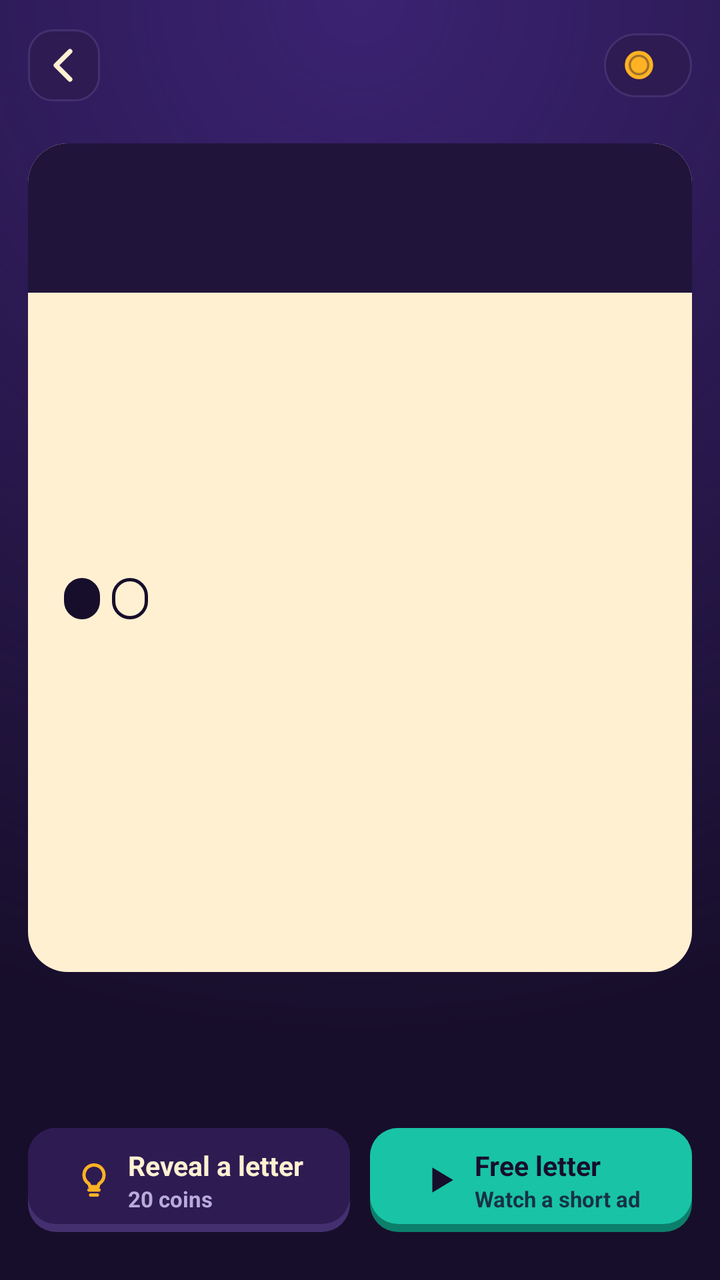
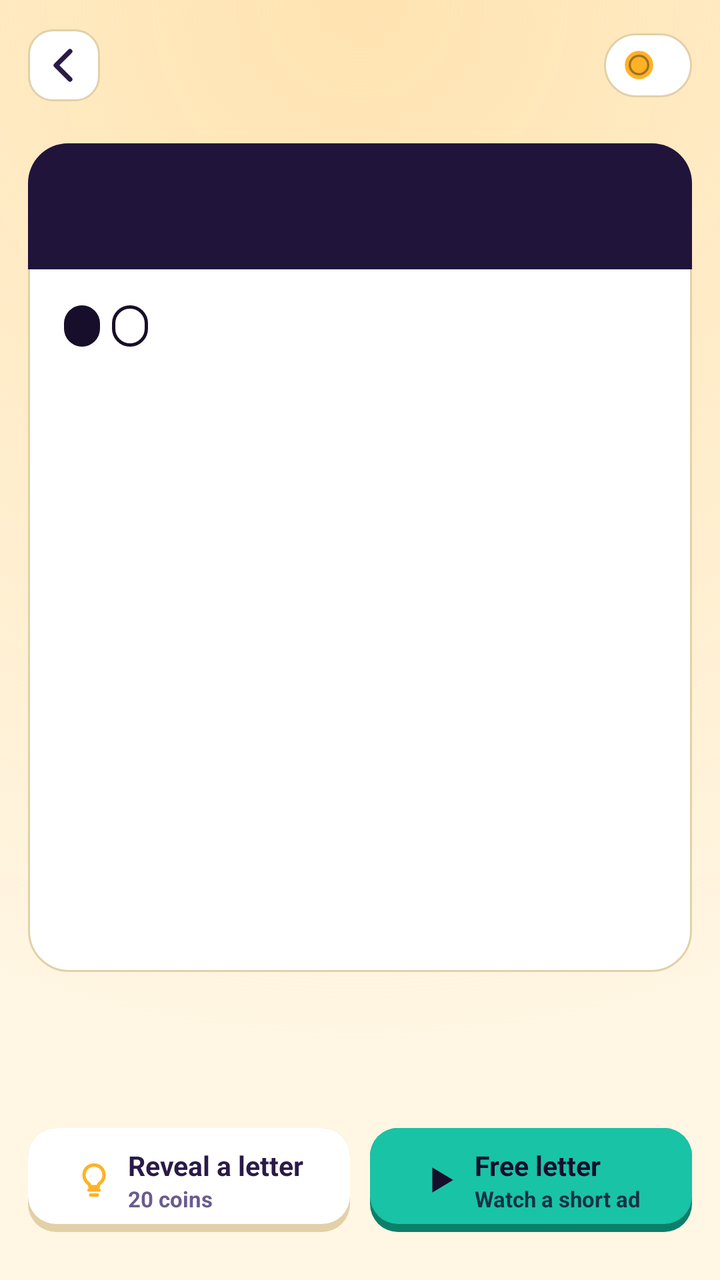

Before-and-after screenshots of an Android layout around one commit, followed by the original layout XML and the change that was made.
<!-- AndroidManifest.xml: application theme Theme.Filmi -->
<!-- res/layout/activity_game.xml -->
<?xml version="1.0" encoding="utf-8"?>
<LinearLayout xmlns:android="http://schemas.android.com/apk/res/android"
    android:layout_width="match_parent"
    android:layout_height="match_parent"
    android:background="@drawable/bg_screen"
    android:orientation="vertical"
    android:padding="14dp">

    
    <LinearLayout
        android:layout_width="match_parent"
        android:layout_height="wrap_content"
        android:gravity="center_vertical"
        android:orientation="horizontal">

        <ImageButton
            android:id="@+id/btnBack"
            android:layout_width="36dp"
            android:layout_height="36dp"
            android:background="@drawable/bg_iconbtn"
            android:contentDescription="Back"
            android:padding="9dp"
            android:src="@drawable/ic_back"
            android:tint="@color/cream" />

        <LinearLayout
            android:layout_width="0dp"
            android:layout_height="wrap_content"
            android:layout_weight="1"
            android:gravity="center_horizontal"
            android:orientation="vertical"
            android:paddingStart="8dp"
            android:paddingEnd="8dp">

            <TextView
                android:id="@+id/packTitle"
                android:layout_width="wrap_content"
                android:layout_height="wrap_content"
                android:ellipsize="end"
                android:fontFamily="serif"
                android:maxLines="1"
                android:textColor="@color/marigold"
                android:textSize="16sp"
                android:textStyle="bold" />

            <TextView
                android:id="@+id/countText"
                android:layout_width="wrap_content"
                android:layout_height="wrap_content"
                android:textColor="@color/dim"
                android:textSize="11.5sp"
                android:textStyle="bold" />
        </LinearLayout>

        <LinearLayout
            android:layout_width="wrap_content"
            android:layout_height="32dp"
            android:background="@drawable/bg_pill"
            android:gravity="center_vertical"
            android:orientation="horizontal"
            android:paddingStart="9dp"
            android:paddingEnd="12dp">

            <ImageView
                android:layout_width="17dp"
                android:layout_height="17dp"
                android:src="@drawable/ic_coin" />

            <TextView
                android:id="@+id/coinText"
                android:layout_width="wrap_content"
                android:layout_height="wrap_content"
                android:layout_marginStart="6dp"
                android:textColor="@color/cream"
                android:textSize="14sp"
                android:textStyle="bold" />
        </LinearLayout>
    </LinearLayout>

    
    <LinearLayout
        android:id="@+id/lives"
        android:layout_width="match_parent"
        android:layout_height="wrap_content"
        android:layout_marginTop="10dp"
        android:gravity="center"
        android:orientation="horizontal" />

    
    <LinearLayout
        android:layout_width="match_parent"
        android:layout_height="0dp"
        android:layout_marginTop="10dp"
        android:layout_weight="1"
        android:background="@drawable/bg_ticket"
        android:orientation="vertical">

        <TextView
            android:id="@+id/emojiText"
            android:layout_width="match_parent"
            android:layout_height="wrap_content"
            android:background="@drawable/bg_strip"
            android:gravity="center"
            android:paddingTop="12dp"
            android:paddingBottom="12dp"
            android:textSize="38sp" />

        <LinearLayout
            android:layout_width="match_parent"
            android:layout_height="0dp"
            android:layout_weight="1"
            android:gravity="center_vertical"
            android:orientation="vertical"
            android:padding="18dp">

            <LinearLayout
                android:layout_width="wrap_content"
                android:layout_height="wrap_content"
                android:orientation="horizontal">

                <TextView
                    android:id="@+id/chipCat"
                    android:layout_width="wrap_content"
                    android:layout_height="wrap_content"
                    android:background="@drawable/bg_chip"
                    android:letterSpacing="0.08"
                    android:paddingStart="9dp"
                    android:paddingTop="3dp"
                    android:paddingEnd="9dp"
                    android:paddingBottom="3dp"
                    android:textAllCaps="true"
                    android:textColor="@color/marigold"
                    android:textSize="11sp"
                    android:textStyle="bold" />

                <TextView
                    android:id="@+id/chipYear"
                    android:layout_width="wrap_content"
                    android:layout_height="wrap_content"
                    android:layout_marginStart="6dp"
                    android:background="@drawable/bg_chip_outline"
                    android:letterSpacing="0.08"
                    android:paddingStart="9dp"
                    android:paddingTop="3dp"
                    android:paddingEnd="9dp"
                    android:paddingBottom="3dp"
                    android:textColor="@color/ink"
                    android:textSize="11sp"
                    android:textStyle="bold" />
            </LinearLayout>

            <TextView
                android:id="@+id/clueText"
                android:layout_width="match_parent"
                android:layout_height="wrap_content"
                android:layout_marginTop="8dp"
                android:fontFamily="serif"
                android:textColor="@color/ink"
                android:textSize="19sp"
                android:textStyle="bold" />
        </LinearLayout>
    </LinearLayout>

    
    <LinearLayout
        android:id="@+id/answerBox"
        android:layout_width="match_parent"
        android:layout_height="wrap_content"
        android:layout_marginTop="12dp"
        android:gravity="center_horizontal"
        android:minHeight="56dp"
        android:orientation="vertical" />

    
    <LinearLayout
        android:layout_width="match_parent"
        android:layout_height="wrap_content"
        android:layout_marginTop="10dp"
        android:orientation="horizontal">

        <LinearLayout
            android:id="@+id/hintCoin"
            android:layout_width="0dp"
            android:layout_height="52dp"
            android:layout_marginEnd="5dp"
            android:layout_weight="1"
            android:background="@drawable/btn_ghost"
            android:clickable="true"
            android:focusable="true"
            android:gravity="center"
            android:orientation="horizontal">

            <ImageView
                android:layout_width="20dp"
                android:layout_height="20dp"
                android:src="@drawable/ic_bulb"
                android:tint="@color/marigold" />

            <LinearLayout
                android:layout_width="wrap_content"
                android:layout_height="wrap_content"
                android:layout_marginStart="7dp"
                android:orientation="vertical">

                <TextView
                    android:layout_width="wrap_content"
                    android:layout_height="wrap_content"
                    android:text="Reveal a letter"
                    android:textColor="@color/cream"
                    android:textSize="13.5sp"
                    android:textStyle="bold" />

                <TextView
                    android:layout_width="wrap_content"
                    android:layout_height="wrap_content"
                    android:text="20 coins"
                    android:textColor="@color/dim"
                    android:textSize="11sp"
                    android:textStyle="bold" />
            </LinearLayout>
        </LinearLayout>

        <LinearLayout
            android:id="@+id/hintAd"
            android:layout_width="0dp"
            android:layout_height="52dp"
            android:layout_marginStart="5dp"
            android:layout_weight="1"
            android:background="@drawable/btn_teal"
            android:clickable="true"
            android:focusable="true"
            android:gravity="center"
            android:orientation="horizontal">

            <ImageView
                android:layout_width="20dp"
                android:layout_height="20dp"
                android:src="@drawable/ic_play"
                android:tint="@color/ink" />

            <LinearLayout
                android:layout_width="wrap_content"
                android:layout_height="wrap_content"
                android:layout_marginStart="7dp"
                android:orientation="vertical">

                <TextView
                    android:layout_width="wrap_content"
                    android:layout_height="wrap_content"
                    android:text="Free letter"
                    android:textColor="@color/ink"
                    android:textSize="13.5sp"
                    android:textStyle="bold" />

                <TextView
                    android:layout_width="wrap_content"
                    android:layout_height="wrap_content"
                    android:text="Watch a short ad"
                    android:textColor="#CC170E2B"
                    android:textSize="11sp"
                    android:textStyle="bold" />
            </LinearLayout>
        </LinearLayout>
    </LinearLayout>

    
    <LinearLayout
        android:id="@+id/keyboard"
        android:layout_width="match_parent"
        android:layout_height="wrap_content"
        android:layout_marginTop="10dp"
        android:orientation="vertical" />
</LinearLayout>
<!-- resources referenced by this layout -->
<resources>
  <color name="cream">#FFF0D2</color>
  <color name="dim">#B9ABDB</color>
  <color name="ink">#170E2B</color>
  <color name="marigold">#FFB224</color>
  <!-- drawable bg_chip (drawable) -->
  <?xml version="1.0" encoding="utf-8"?>
  <shape xmlns:android="http://schemas.android.com/apk/res/android"><solid android:color="@color/ink"/><corners android:radius="20dp"/></shape>
  <!-- drawable bg_chip_outline (drawable) -->
  <?xml version="1.0" encoding="utf-8"?>
  <shape xmlns:android="http://schemas.android.com/apk/res/android"><stroke android:width="1.5dp" android:color="@color/ink"/><corners android:radius="20dp"/></shape>
  <!-- drawable bg_iconbtn (drawable) -->
  <?xml version="1.0" encoding="utf-8"?>
  <shape xmlns:android="http://schemas.android.com/apk/res/android"><solid android:color="@color/panel"/><stroke android:width="1dp" android:color="@color/line"/><corners android:radius="12dp"/></shape>
  <!-- drawable bg_pill (drawable) -->
  <?xml version="1.0" encoding="utf-8"?>
  <shape xmlns:android="http://schemas.android.com/apk/res/android"><solid android:color="@color/panel"/><stroke android:width="1dp" android:color="@color/line"/><corners android:radius="20dp"/></shape>
  <!-- drawable bg_screen (drawable) -->
  <?xml version="1.0" encoding="utf-8"?>
  <layer-list xmlns:android="http://schemas.android.com/apk/res/android">
      <item><shape><solid android:color="@color/ink"/></shape></item>
      <item><shape><gradient android:type="radial" android:gradientRadius="520dp" android:centerX="0.5" android:centerY="0" android:startColor="@color/glow" android:endColor="#00170E2B"/></shape></item>
  </layer-list>
  <!-- drawable bg_strip (drawable) -->
  <?xml version="1.0" encoding="utf-8"?>
  <shape xmlns:android="http://schemas.android.com/apk/res/android"><solid android:color="@color/ink2"/><corners android:topLeftRadius="20dp" android:topRightRadius="20dp"/></shape>
  <!-- drawable bg_ticket (drawable) -->
  <?xml version="1.0" encoding="utf-8"?>
  <shape xmlns:android="http://schemas.android.com/apk/res/android"><solid android:color="@color/cream"/><corners android:radius="20dp"/></shape>
  <!-- drawable btn_ghost (drawable) -->
  <?xml version="1.0" encoding="utf-8"?>
  <ripple xmlns:android="http://schemas.android.com/apk/res/android" android:color="#33FFFFFF">
      <item>
          <layer-list>
              <item><shape><solid android:color="@color/line"/><corners android:radius="14dp"/></shape></item>
              <item android:bottom="4dp"><shape><solid android:color="@color/panel"/><corners android:radius="14dp"/></shape></item>
          </layer-list>
      </item>
  </ripple>
  <style name="Theme.Filmi" parent="Theme.AppCompat.NoActionBar">
          <item name="android:windowBackground">@color/ink</item>
          <item name="android:statusBarColor">@color/ink</item>
          <item name="android:navigationBarColor">@color/ink</item>
          <item name="android:textColor">@color/cream</item>
          <item name="colorPrimary">@color/marigold</item>
          <item name="colorAccent">@color/marigold</item>
      </style>
  <color name="panel">#2E1B52</color>
  <color name="line">#44306F</color>
  <color name="glow">#3B2272</color>
  <color name="ink2">#21143B</color>
  <color name="teal_dark">#0C7F6B</color>
  <color name="teal">#19C3A6</color>
  <!-- unchanged entries left out for length: 5 -->
</resources>

<!-- the commit's change to res/layout/activity_game.xml (unified diff, before → after) -->
@@ -1,5 +1,6 @@
 <?xml version="1.0" encoding="utf-8"?>
 <LinearLayout xmlns:android="http://schemas.android.com/apk/res/android"
+    xmlns:app="http://schemas.android.com/apk/res-auto"
     android:layout_width="match_parent"
     android:layout_height="match_parent"
     android:background="@drawable/bg_screen"
@@ -18,10 +19,10 @@
             android:layout_width="36dp"
             android:layout_height="36dp"
             android:background="@drawable/bg_iconbtn"
-            android:contentDescription="Back"
+            android:contentDescription="@string/back"
             android:padding="9dp"
             android:src="@drawable/ic_back"
-            android:tint="@color/cream" />
+            android:tint="@color/text" />
 
         <LinearLayout
             android:layout_width="0dp"
@@ -39,7 +40,7 @@
                 android:ellipsize="end"
                 android:fontFamily="serif"
                 android:maxLines="1"
-                android:textColor="@color/marigold"
+                android:textColor="@color/accent"
                 android:textSize="16sp"
                 android:textStyle="bold" />
 
@@ -71,7 +72,7 @@
                 android:layout_width="wrap_content"
                 android:layout_height="wrap_content"
                 android:layout_marginStart="6dp"
-                android:textColor="@color/cream"
+                android:textColor="@color/text"
                 android:textSize="14sp"
                 android:textStyle="bold" />
         </LinearLayout>
@@ -101,15 +102,14 @@
             android:layout_height="wrap_content"
             android:background="@drawable/bg_strip"
             android:gravity="center"
-            android:paddingTop="12dp"
-            android:paddingBottom="12dp"
-            android:textSize="38sp" />
+            android:paddingTop="10dp"
+            android:paddingBottom="10dp"
+            android:textSize="32sp" />
 
         <LinearLayout
             android:layout_width="match_parent"
             android:layout_height="0dp"
             android:layout_weight="1"
-            android:gravity="center_vertical"
             android:orientation="vertical"
             android:padding="18dp">
 
@@ -149,15 +149,20 @@
                     android:textStyle="bold" />
             </LinearLayout>
 
-            <TextView
+            <androidx.appcompat.widget.AppCompatTextView
                 android:id="@+id/clueText"
                 android:layout_width="match_parent"
-                android:layout_height="wrap_content"
+                android:layout_height="0dp"
                 android:layout_marginTop="8dp"
+                android:layout_weight="1"
                 android:fontFamily="serif"
+                android:gravity="center_vertical"
                 android:textColor="@color/ink"
-                android:textSize="19sp"
-                android:textStyle="bold" />
+                android:textStyle="bold"
+                app:autoSizeMaxTextSize="20sp"
+                app:autoSizeMinTextSize="12sp"
+                app:autoSizeStepGranularity="1sp"
+                app:autoSizeTextType="uniform" />
         </LinearLayout>
     </LinearLayout>
 
@@ -205,15 +210,15 @@
                 <TextView
                     android:layout_width="wrap_content"
                     android:layout_height="wrap_content"
-                    android:text="Reveal a letter"
-                    android:textColor="@color/cream"
+                    android:text="@string/hint_reveal"
+                    android:textColor="@color/text"
                     android:textSize="13.5sp"
                     android:textStyle="bold" />
 
                 <TextView
                     android:layout_width="wrap_content"
                     android:layout_height="wrap_content"
-                    android:text="20 coins"
+                    android:text="@string/hint_reveal_cost"
                     android:textColor="@color/dim"
                     android:textSize="11sp"
                     android:textStyle="bold" />
@@ -247,7 +252,7 @@
                 <TextView
                     android:layout_width="wrap_content"
                     android:layout_height="wrap_content"
-                    android:text="Free letter"
+                    android:text="@string/hint_free"
                     android:textColor="@color/ink"
                     android:textSize="13.5sp"
                     android:textStyle="bold" />
@@ -255,7 +260,7 @@
                 <TextView
                     android:layout_width="wrap_content"
                     android:layout_height="wrap_content"
-                    android:text="Watch a short ad"
+                    android:text="@string/hint_free_sub"
                     android:textColor="#CC170E2B"
                     android:textSize="11sp"
                     android:textStyle="bold" />
<!-- resource entries referenced after the edit -->
@@ -1,9 +1,10 @@
 <!-- resources referenced by this layout -->
 <resources>
-  <color name="cream">#FFF0D2</color>
-  <color name="dim">#B9ABDB</color>
+  <color name="accent">#B06400</color>
+  <color name="dim">#6B5B8E</color>
   <color name="ink">#170E2B</color>
   <color name="marigold">#FFB224</color>
+  <color name="text">#2A1A48</color>
   <!-- drawable bg_chip (drawable) -->
   <?xml version="1.0" encoding="utf-8"?>
   <shape xmlns:android="http://schemas.android.com/apk/res/android"><solid android:color="@color/ink"/><corners android:radius="20dp"/></shape>
@@ -12,46 +13,58 @@
   <shape xmlns:android="http://schemas.android.com/apk/res/android"><stroke android:width="1.5dp" android:color="@color/ink"/><corners android:radius="20dp"/></shape>
   <!-- drawable bg_iconbtn (drawable) -->
   <?xml version="1.0" encoding="utf-8"?>
-  <shape xmlns:android="http://schemas.android.com/apk/res/android"><solid android:color="@color/panel"/><stroke android:width="1dp" android:color="@color/line"/><corners android:radius="12dp"/></shape>
+  <shape xmlns:android="http://schemas.android.com/apk/res/android"><solid android:color="@color/surface"/><stroke android:width="1dp" android:color="@color/outline"/><corners android:radius="12dp"/></shape>
   <!-- drawable bg_pill (drawable) -->
   <?xml version="1.0" encoding="utf-8"?>
-  <shape xmlns:android="http://schemas.android.com/apk/res/android"><solid android:color="@color/panel"/><stroke android:width="1dp" android:color="@color/line"/><corners android:radius="20dp"/></shape>
+  <shape xmlns:android="http://schemas.android.com/apk/res/android"><solid android:color="@color/surface"/><stroke android:width="1dp" android:color="@color/outline"/><corners android:radius="20dp"/></shape>
   <!-- drawable bg_screen (drawable) -->
   <?xml version="1.0" encoding="utf-8"?>
   <layer-list xmlns:android="http://schemas.android.com/apk/res/android">
-      <item><shape><solid android:color="@color/ink"/></shape></item>
-      <item><shape><gradient android:type="radial" android:gradientRadius="520dp" android:centerX="0.5" android:centerY="0" android:startColor="@color/glow" android:endColor="#00170E2B"/></shape></item>
+      <item><shape><solid android:color="@color/bg"/></shape></item>
+      <item><shape><gradient android:type="radial" android:gradientRadius="520dp" android:centerX="0.5" android:centerY="0" android:startColor="@color/glow" android:endColor="@color/bg_clear"/></shape></item>
   </layer-list>
   <!-- drawable bg_strip (drawable) -->
   <?xml version="1.0" encoding="utf-8"?>
   <shape xmlns:android="http://schemas.android.com/apk/res/android"><solid android:color="@color/ink2"/><corners android:topLeftRadius="20dp" android:topRightRadius="20dp"/></shape>
   <!-- drawable bg_ticket (drawable) -->
   <?xml version="1.0" encoding="utf-8"?>
-  <shape xmlns:android="http://schemas.android.com/apk/res/android"><solid android:color="@color/cream"/><corners android:radius="20dp"/></shape>
+  <shape xmlns:android="http://schemas.android.com/apk/res/android"><solid android:color="@color/card"/><stroke android:width="1dp" android:color="@color/card_stroke"/><corners android:radius="20dp"/></shape>
   <!-- drawable btn_ghost (drawable) -->
   <?xml version="1.0" encoding="utf-8"?>
   <ripple xmlns:android="http://schemas.android.com/apk/res/android" android:color="#33FFFFFF">
       <item>
           <layer-list>
-              <item><shape><solid android:color="@color/line"/><corners android:radius="14dp"/></shape></item>
-              <item android:bottom="4dp"><shape><solid android:color="@color/panel"/><corners android:radius="14dp"/></shape></item>
+              <item><shape><solid android:color="@color/outline"/><corners android:radius="14dp"/></shape></item>
+              <item android:bottom="4dp"><shape><solid android:color="@color/surface"/><corners android:radius="14dp"/></shape></item>
           </layer-list>
       </item>
   </ripple>
-  <style name="Theme.Filmi" parent="Theme.AppCompat.NoActionBar">
-          <item name="android:windowBackground">@color/ink</item>
-          <item name="android:statusBarColor">@color/ink</item>
-          <item name="android:navigationBarColor">@color/ink</item>
-          <item name="android:textColor">@color/cream</item>
+  <string name="back">Back</string>
+  <string name="hint_free">Free letter</string>
+  <string name="hint_free_sub">Watch a short ad</string>
+  <string name="hint_reveal">Reveal a letter</string>
+  <string name="hint_reveal_cost">20 coins</string>
+  <style name="Theme.Filmi" parent="Theme.AppCompat.DayNight.NoActionBar">
+          <item name="android:windowBackground">@color/bg</item>
+          <item name="android:statusBarColor">@color/bg</item>
+          <item name="android:navigationBarColor">@color/bg</item>
+          <item name="android:windowLightStatusBar">@bool/light_bars</item>
+          <item name="android:windowLightNavigationBar">@bool/light_bars</item>
+          <item name="android:textColor">@color/text</item>
           <item name="colorPrimary">@color/marigold</item>
-          <item name="colorAccent">@color/marigold</item>
+          <item name="colorAccent">@color/rani</item>
       </style>
-  <color name="panel">#2E1B52</color>
-  <color name="line">#44306F</color>
-  <color name="glow">#3B2272</color>
+  <color name="surface">#FFFFFF</color>
+  <color name="outline">#E2D0A8</color>
+  <color name="bg">#FFF6E3</color>
+  <color name="glow">#FFE3B0</color>
+  <color name="bg_clear">#00FFF6E3</color>
   <color name="ink2">#21143B</color>
+  <color name="card">#FFFFFF</color>
+  <color name="card_stroke">#E2D0A8</color>
   <color name="teal_dark">#0C7F6B</color>
   <color name="teal">#19C3A6</color>
+  <color name="rani">#F0386B</color>
   <!-- unchanged entries left out for length: 5 -->
 </resources>
 
